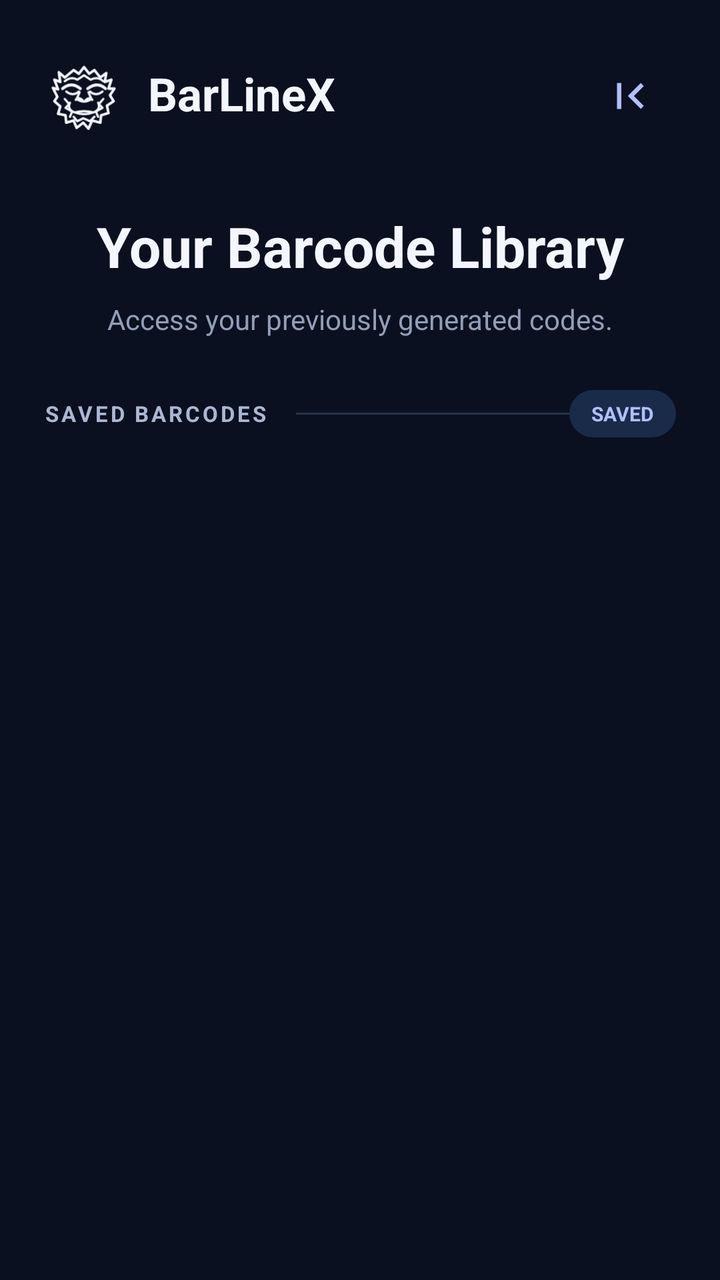
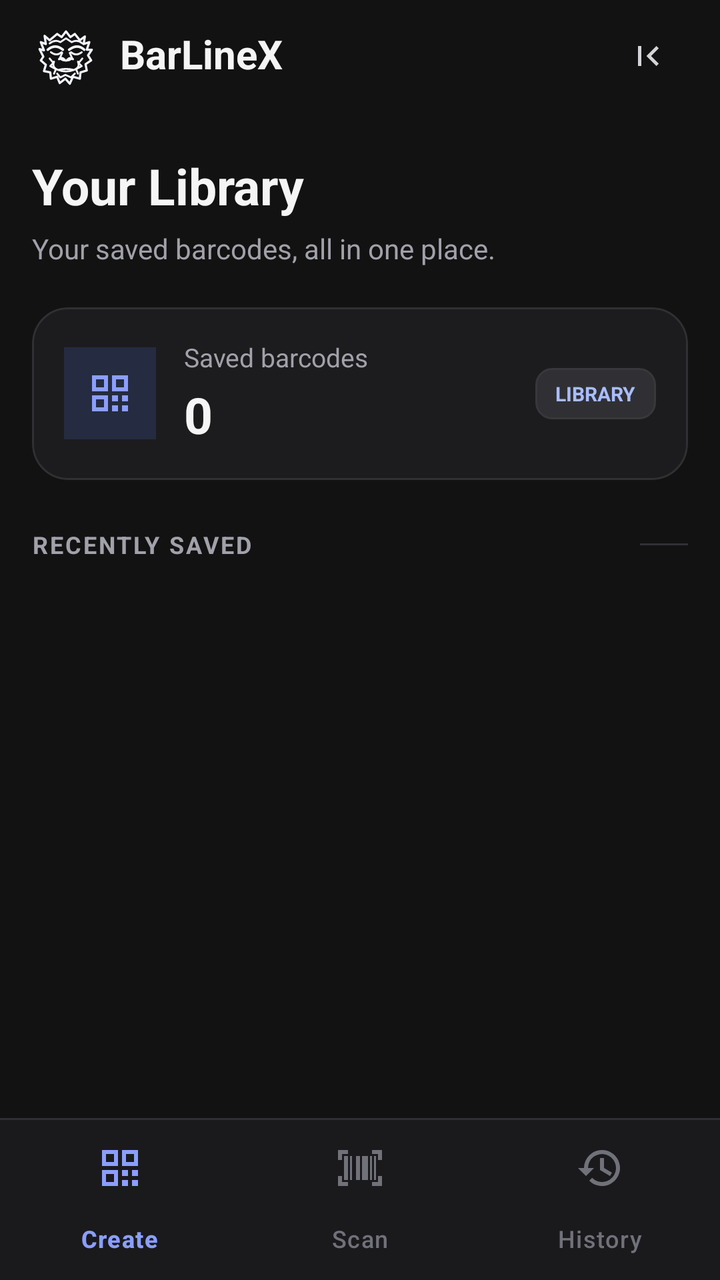

The first picture is an Android layout as it rendered before a commit; the second is the same layout after the commit. The layout source and the unified diff follow.
<!-- AndroidManifest.xml: application theme Theme.BarLineX -->
<!-- res/layout/activity_history.xml -->
<?xml version="1.0" encoding="utf-8"?>
<LinearLayout xmlns:android="http://schemas.android.com/apk/res/android"
    xmlns:app="http://schemas.android.com/apk/res-auto"
    android:id="@+id/historyRoot"
    android:layout_width="match_parent"
    android:layout_height="match_parent"
    android:orientation="vertical"
    android:background="#0B1020"
    android:paddingStart="22dp"
    android:paddingEnd="22dp"
    android:paddingTop="16dp"
    android:paddingBottom="12dp">

    
    <LinearLayout
        android:id="@+id/historyToolbar"
        android:layout_width="match_parent"
        android:layout_height="64dp"
        android:orientation="horizontal"
        android:gravity="center_vertical">

        <ImageView
            android:id="@+id/imageYeti"
            android:layout_width="40dp"
            android:layout_height="40dp"
            android:src="@drawable/ic_yeti"
            android:contentDescription="BarLineX Logo"
            android:scaleType="fitCenter" />

        <TextView
            android:id="@+id/textAppTitle"
            android:layout_width="wrap_content"
            android:layout_height="wrap_content"
            android:layout_marginStart="12dp"
            android:text="BarLineX"
            android:textColor="#F4F6FF"
            android:textSize="23sp"
            android:textStyle="bold"
            android:fontFamily="sans"
            android:includeFontPadding="false" />

        <View
            android:layout_width="0dp"
            android:layout_height="1dp"
            android:layout_weight="1" />

        <ImageButton
            android:id="@+id/buttonBack"
            android:layout_width="46dp"
            android:layout_height="46dp"
            android:background="?attr/selectableItemBackgroundBorderless"
            android:contentDescription="Back to barcode generator"
            android:padding="10dp"
            android:src="@drawable/ic_back"
            android:scaleType="fitCenter"
            app:tint="#AFC0FF" />

    </LinearLayout>

    
    <LinearLayout
        android:layout_width="match_parent"
        android:layout_height="wrap_content"
        android:orientation="vertical"
        android:layout_marginTop="28dp"
        android:layout_marginBottom="26dp">

        <TextView
            android:id="@+id/textHistoryTitle"
            android:layout_width="match_parent"
            android:layout_height="wrap_content"
            android:textAlignment="center"
            android:text="Your Barcode Library"
            android:textColor="#F4F6FF"
            android:textSize="28sp"
            android:textStyle="bold"
            android:fontFamily="sans"
            android:includeFontPadding="false" />

        <TextView
            android:id="@+id/textHistorySubtitle"
            android:layout_width="match_parent"
            android:layout_height="wrap_content"
            android:layout_marginTop="9dp"
            android:textAlignment="center"
            android:text="Access your previously generated codes."
            android:textColor="#929FB9"
            android:textSize="14sp" />

    </LinearLayout>

    
    <LinearLayout
        android:layout_width="match_parent"
        android:layout_height="wrap_content"
        android:orientation="horizontal"
        android:gravity="center_vertical"
        android:layout_marginBottom="14dp">

        <TextView
            android:layout_width="wrap_content"
            android:layout_height="wrap_content"
            android:text="SAVED BARCODES"
            android:textColor="#AAB7D4"
            android:textSize="11sp"
            android:textStyle="bold"
            android:letterSpacing="0.12" />

        <View
            android:layout_width="0dp"
            android:layout_height="1dp"
            android:layout_weight="1"
            android:layout_marginStart="14dp"
            android:background="#26334A" />

        <TextView
            android:id="@+id/textHistoryCount"
            android:layout_width="wrap_content"
            android:layout_height="wrap_content"
            android:background="@drawable/bg_history_badge"
            android:paddingHorizontal="11dp"
            android:paddingVertical="5dp"
            android:text="SAVED"
            android:textColor="#AFC0FF"
            android:textSize="10sp"
            android:textStyle="bold" />

    </LinearLayout>

    
    <LinearLayout
        android:id="@+id/historyEmptyContainer"
        android:layout_width="match_parent"
        android:layout_height="wrap_content"
        android:orientation="vertical"
        android:gravity="center"
        android:background="@drawable/bg_history_empty"
        android:padding="28dp"
        android:visibility="gone">

        <ImageView
            android:layout_width="52dp"
            android:layout_height="52dp"
            android:src="@drawable/ic_yeti"
            android:scaleType="fitCenter"
            android:contentDescription="Empty barcode library" />

        <TextView
            android:layout_width="wrap_content"
            android:layout_height="wrap_content"
            android:layout_marginTop="16dp"
            android:text="Your library is empty"
            android:textColor="#F4F6FF"
            android:textSize="17sp"
            android:textStyle="bold" />

        <TextView
            android:id="@+id/textHistoryEmpty"
            android:layout_width="match_parent"
            android:layout_height="wrap_content"
            android:layout_marginTop="8dp"
            android:gravity="center"
            android:text="Generate your first barcode and save it here. Your saved codes will be ready whenever you need them."
            android:textColor="#929FB9"
            android:textSize="13sp"
            android:lineSpacingExtra="4dp" />

    </LinearLayout>

    
    <androidx.recyclerview.widget.RecyclerView
        android:id="@+id/recyclerHistory"
        android:layout_width="match_parent"
        android:layout_height="0dp"
        android:layout_weight="1"
        android:clipToPadding="false"
        android:paddingTop="2dp"
        android:paddingBottom="16dp"
        android:scrollbars="vertical" />

</LinearLayout>
<!-- resources referenced by this layout -->
<resources>
  <!-- drawable bg_history_badge (drawable) -->
  <?xml version="1.0" encoding="utf-8"?>
  <shape xmlns:android="http://schemas.android.com/apk/res/android">
      <solid android:color="#192B49" />
      <corners android:radius="20dp" />
  </shape>
  <!-- drawable bg_history_empty (drawable) -->
  <?xml version="1.0" encoding="utf-8"?>
  <shape xmlns:android="http://schemas.android.com/apk/res/android">
      <solid android:color="#131F33" />
      <corners android:radius="18dp" />
      <stroke
          android:width="1dp"
          android:color="#263852" />
  </shape>
  <!-- drawable ic_back (drawable) -->
  <vector xmlns:android="http://schemas.android.com/apk/res/android"
      android:width="24dp"
      android:height="24dp"
      android:viewportWidth="960"
      android:viewportHeight="960">
    <path
        android:pathData="M240,720v-480h80v480h-80ZM680,720L440,480l240,-240 56,56 -184,184 184,184 -56,56Z"
        android:fillColor="#e3e3e3"/>
  </vector>
  <!-- drawable ic_yeti: vector/xml drawable (drawable, 2938 chars, omitted) -->
  <style name="Theme.BarLineX" parent="Theme.Material3.Dark.NoActionBar">
          <item name="colorPrimary">@color/brand_primary</item>
          <item name="colorOnPrimary">#121212</item>
  
          <item name="colorSecondary">@color/brand_secondary</item>
          <item name="colorOnSecondary">#121212</item>
  
          <item name="colorSurface">@color/background_surface</item>
          <item name="colorOnSurface">@color/text_primary</item>
  
          <item name="colorSurfaceVariant">@color/background_variant</item>
          <item name="colorOnSurfaceVariant">@color/text_secondary</item>
  
          <item name="colorOutline">@color/border_default</item>
          <item name="colorOutlineVariant">@color/border_subtle</item>
  
          <item name="colorError">#F87171</item>
  
          <item name="android:statusBarColor">@color/background_main</item>
          <item name="android:navigationBarColor">@color/background_main</item>
          <item name="android:windowLightStatusBar">false</item>
          <item name="android:windowBackground">@color/background_main</item>
          <item name="android:colorAccent">@color/brand_primary</item>
      </style>
  <color name="brand_primary">#8B9EFF</color>
  <color name="brand_secondary">#A5B2FF</color>
  <color name="background_surface">#1C1C1E</color>
  <color name="text_primary">#E5E5E5</color>
  <color name="background_variant">#303034</color>
  <color name="text_secondary">#A1A1AA</color>
  <color name="border_default">#38383B</color>
  <color name="border_subtle">#2C2C30</color>
  <color name="background_main">#121212</color>
</resources>

<!-- the commit's change to res/layout/activity_history.xml (unified diff, before → after) -->
@@ -4,178 +4,262 @@
     android:id="@+id/historyRoot"
     android:layout_width="match_parent"
     android:layout_height="match_parent"
-    android:orientation="vertical"
-    android:background="#0B1020"
-    android:paddingStart="22dp"
-    android:paddingEnd="22dp"
-    android:paddingTop="16dp"
-    android:paddingBottom="12dp">
+    android:background="#121212"
+    android:orientation="vertical">
 
     
     <LinearLayout
         android:id="@+id/historyToolbar"
         android:layout_width="match_parent"
-        android:layout_height="64dp"
+        android:layout_height="56dp"
+        android:background="#121212"
+        android:gravity="center_vertical"
         android:orientation="horizontal"
-        android:gravity="center_vertical">
+        android:paddingHorizontal="16dp">
 
         <ImageView
-            android:id="@+id/imageYeti"
+            android:layout_width="34dp"
+            android:layout_height="34dp"
+            android:contentDescription="@string/barlinex_bigfoot_logo"
+            android:scaleType="fitCenter"
+            android:src="@drawable/ic_yeti" />
+
+        <TextView
+            android:layout_width="0dp"
+            android:layout_height="wrap_content"
+            android:layout_marginStart="10dp"
+            android:layout_weight="1"
+            android:includeFontPadding="false"
+            android:text="@string/app_name"
+            android:textColor="#F5F5F5"
+            android:textSize="20sp"
+            android:textStyle="bold" />
+
+        <ImageButton
+            android:id="@+id/buttonBack"
             android:layout_width="40dp"
             android:layout_height="40dp"
-            android:src="@drawable/ic_yeti"
-            android:contentDescription="BarLineX Logo"
-            android:scaleType="fitCenter" />
-
-        <TextView
-            android:id="@+id/textAppTitle"
-            android:layout_width="wrap_content"
-            android:layout_height="wrap_content"
-            android:layout_marginStart="12dp"
-            android:text="BarLineX"
-            android:textColor="#F4F6FF"
-            android:textSize="23sp"
-            android:textStyle="bold"
-            android:fontFamily="sans"
-            android:includeFontPadding="false" />
-
-        <View
-            android:layout_width="0dp"
-            android:layout_height="1dp"
-            android:layout_weight="1" />
-
-        <ImageButton
-            android:id="@+id/buttonBack"
-            android:layout_width="46dp"
-            android:layout_height="46dp"
             android:background="?attr/selectableItemBackgroundBorderless"
-            android:contentDescription="Back to barcode generator"
+            android:contentDescription="Go back"
             android:padding="10dp"
+            android:scaleType="fitCenter"
             android:src="@drawable/ic_back"
-            android:scaleType="fitCenter"
-            app:tint="#AFC0FF" />
+            app:tint="#D4D4D8" />
 
     </LinearLayout>
 
     
     <LinearLayout
         android:layout_width="match_parent"
-        android:layout_height="wrap_content"
+        android:layout_height="0dp"
+        android:layout_weight="1"
         android:orientation="vertical"
-        android:layout_marginTop="28dp"
-        android:layout_marginBottom="26dp">
-
+        android:paddingHorizontal="16dp"
+        android:paddingTop="20dp"
+        android:paddingBottom="12dp">
+
+        
         <TextView
-            android:id="@+id/textHistoryTitle"
-            android:layout_width="match_parent"
-            android:layout_height="wrap_content"
-            android:textAlignment="center"
-            android:text="Your Barcode Library"
-            android:textColor="#F4F6FF"
-            android:textSize="28sp"
-            android:textStyle="bold"
-            android:fontFamily="sans"
-            android:includeFontPadding="false" />
+            android:layout_width="match_parent"
+            android:layout_height="wrap_content"
+            android:text="Your Library"
+            android:textColor="#F5F5F5"
+            android:textSize="25sp"
+            android:textStyle="bold" />
 
         <TextView
-            android:id="@+id/textHistorySubtitle"
-            android:layout_width="match_parent"
-            android:layout_height="wrap_content"
-            android:layout_marginTop="9dp"
-            android:textAlignment="center"
-            android:text="Access your previously generated codes."
-            android:textColor="#929FB9"
+            android:layout_width="match_parent"
+            android:layout_height="wrap_content"
+            android:layout_marginTop="5dp"
+            android:text="Your saved barcodes, all in one place."
+            android:textColor="#A1A1AA"
             android:textSize="14sp" />
+
+        
+        <com.google.android.material.card.MaterialCardView
+            android:layout_width="match_parent"
+            android:layout_height="wrap_content"
+            android:layout_marginTop="20dp"
+            app:cardBackgroundColor="#1C1C1E"
+            app:cardCornerRadius="18dp"
+            app:cardElevation="0dp"
+            app:strokeColor="#303034"
+            app:strokeWidth="1dp">
+
+            <LinearLayout
+                android:layout_width="match_parent"
+                android:layout_height="wrap_content"
+                android:gravity="center_vertical"
+                android:orientation="horizontal"
+                android:padding="16dp">
+
+                <FrameLayout
+                    android:layout_width="46dp"
+                    android:layout_height="46dp"
+                    android:background="#252B40">
+
+                    <ImageView
+                        android:layout_width="24dp"
+                        android:layout_height="24dp"
+                        android:layout_gravity="center"
+                        android:importantForAccessibility="no"
+                        android:src="@drawable/ic_qr_code"
+                        app:tint="#8B9EFF" />
+
+                </FrameLayout>
+
+                <LinearLayout
+                    android:layout_width="0dp"
+                    android:layout_height="wrap_content"
+                    android:layout_marginStart="14dp"
+                    android:layout_weight="1"
+                    android:orientation="vertical">
+
+                    <TextView
+                        android:layout_width="wrap_content"
+                        android:layout_height="wrap_content"
+                        android:text="Saved barcodes"
+                        android:textColor="#A1A1AA"
+                        android:textSize="13sp" />
+
+                    <TextView
+                        android:id="@+id/textHistoryCount"
+                        android:layout_width="wrap_content"
+                        android:layout_height="wrap_content"
+                        android:layout_marginTop="3dp"
+                        android:text="0"
+                        android:textColor="#F5F5F5"
+                        android:textSize="25sp"
+                        android:textStyle="bold" />
+
+                </LinearLayout>
+
+                <TextView
+                    android:layout_width="wrap_content"
+                    android:layout_height="wrap_content"
+                    android:background="@drawable/bg_format_badge"
+                    android:paddingHorizontal="10dp"
+                    android:paddingVertical="6dp"
+                    android:text="LIBRARY"
+                    android:textColor="#A9BDFF"
+                    android:textSize="10sp"
+                    android:textStyle="bold" />
+
+            </LinearLayout>
+
+        </com.google.android.material.card.MaterialCardView>
+
+        
+        <LinearLayout
+            android:layout_width="match_parent"
+            android:layout_height="wrap_content"
+            android:layout_marginTop="24dp"
+            android:layout_marginBottom="12dp"
+            android:gravity="center_vertical"
+            android:orientation="horizontal">
+
+            <TextView
+                android:layout_width="0dp"
+                android:layout_height="wrap_content"
+                android:layout_weight="1"
+                android:letterSpacing="0.08"
+                android:text="RECENTLY SAVED"
+                android:textColor="#A1A1AA"
+                android:textSize="12sp"
+                android:textStyle="bold" />
+
+            <View
+                android:layout_width="24dp"
+                android:layout_height="1dp"
+                android:background="#303034" />
+
+        </LinearLayout>
+
+        
+        <LinearLayout
+            android:id="@+id/historyEmptyContainer"
+            android:layout_width="match_parent"
+            android:layout_height="0dp"
+            android:layout_weight="1"
+            android:gravity="center"
+            android:orientation="vertical"
+            android:paddingHorizontal="28dp"
+            android:visibility="gone">
+
+            <FrameLayout
+                android:layout_width="88dp"
+                android:layout_height="88dp"
+                android:background="#1C1C1E">
+
+                <ImageView
+                    android:layout_width="42dp"
+                    android:layout_height="42dp"
+                    android:layout_gravity="center"
+                    android:importantForAccessibility="no"
+                    android:src="@drawable/ic_qr_code"
+                    app:tint="#8B9EFF" />
+
+            </FrameLayout>
+
+            <TextView
+                android:layout_width="wrap_content"
+                android:layout_height="wrap_content"
+                android:layout_marginTop="20dp"
+                android:text="Your library is empty"
+                android:textColor="#F5F5F5"
+                android:textSize="18sp"
+                android:textStyle="bold" />
+
+            <TextView
+                android:id="@+id/textHistoryEmpty"
+                android:layout_width="match_parent"
+                android:layout_height="wrap_content"
+                android:layout_marginTop="8dp"
+                android:gravity="center"
+                android:text="Barcodes you save will appear here. Create your first barcode to get started."
+                android:textColor="#92929B"
+                android:textSize="13sp"
+                android:lineSpacingExtra="3dp" />
+
+        </LinearLayout>
+
+        
+        <androidx.recyclerview.widget.RecyclerView
+            android:id="@+id/recyclerHistory"
+            android:layout_width="match_parent"
+            android:layout_height="0dp"
+            android:layout_weight="1"
+            android:clipToPadding="false"
+            android:overScrollMode="never"
+            android:paddingBottom="8dp"
+            android:visibility="gone" />
 
     </LinearLayout>
 
     
     <LinearLayout
+        android:id="@+id/bottomDock"
         android:layout_width="match_parent"
         android:layout_height="wrap_content"
-        android:orientation="horizontal"
-        android:gravity="center_vertical"
-        android:layout_marginBottom="14dp">
-
-        <TextView
-            android:layout_width="wrap_content"
-            android:layout_height="wrap_content"
-            android:text="SAVED BARCODES"
-            android:textColor="#AAB7D4"
-            android:textSize="11sp"
-            android:textStyle="bold"
-            android:letterSpacing="0.12" />
+        android:background="#1A1A1D"
+        android:orientation="vertical">
 
         <View
-            android:layout_width="0dp"
+            android:layout_width="match_parent"
             android:layout_height="1dp"
-            android:layout_weight="1"
-            android:layout_marginStart="14dp"
-            android:background="#26334A" />
-
-        <TextView
-            android:id="@+id/textHistoryCount"
-            android:layout_width="wrap_content"
-            android:layout_height="wrap_content"
-            android:background="@drawable/bg_history_badge"
-            android:paddingHorizontal="11dp"
-            android:paddingVertical="5dp"
-            android:text="SAVED"
-            android:textColor="#AFC0FF"
-            android:textSize="10sp"
-            android:textStyle="bold" />
+            android:background="#303034" />
+
+        <com.google.android.material.bottomnavigation.BottomNavigationView
+            android:id="@+id/bottomNavigation"
+            android:layout_width="match_parent"
+            android:layout_height="wrap_content"
+            android:background="#1A1A1D"
+            app:elevation="0dp"
+            app:itemIconTint="@color/nav_item_color"
+            app:itemTextColor="@color/nav_item_color"
+            app:labelVisibilityMode="labeled"
+            app:menu="@menu/menu_bottom_navigation" />
 
     </LinearLayout>
 
-    
-    <LinearLayout
-        android:id="@+id/historyEmptyContainer"
-        android:layout_width="match_parent"
-        android:layout_height="wrap_content"
-        android:orientation="vertical"
-        android:gravity="center"
-        android:background="@drawable/bg_history_empty"
-        android:padding="28dp"
-        android:visibility="gone">
-
-        <ImageView
-            android:layout_width="52dp"
-            android:layout_height="52dp"
-            android:src="@drawable/ic_yeti"
-            android:scaleType="fitCenter"
-            android:contentDescription="Empty barcode library" />
-
-        <TextView
-            android:layout_width="wrap_content"
-            android:layout_height="wrap_content"
-            android:layout_marginTop="16dp"
-            android:text="Your library is empty"
-            android:textColor="#F4F6FF"
-            android:textSize="17sp"
-            android:textStyle="bold" />
-
-        <TextView
-            android:id="@+id/textHistoryEmpty"
-            android:layout_width="match_parent"
-            android:layout_height="wrap_content"
-            android:layout_marginTop="8dp"
-            android:gravity="center"
-            android:text="Generate your first barcode and save it here. Your saved codes will be ready whenever you need them."
-            android:textColor="#929FB9"
-            android:textSize="13sp"
-            android:lineSpacingExtra="4dp" />
-
-    </LinearLayout>
-
-    
-    <androidx.recyclerview.widget.RecyclerView
-        android:id="@+id/recyclerHistory"
-        android:layout_width="match_parent"
-        android:layout_height="0dp"
-        android:layout_weight="1"
-        android:clipToPadding="false"
-        android:paddingTop="2dp"
-        android:paddingBottom="16dp"
-        android:scrollbars="vertical" />
-
 </LinearLayout>
<!-- resource entries referenced after the edit -->
@@ -1,19 +1,18 @@
 <!-- resources referenced by this layout -->
 <resources>
-  <!-- drawable bg_history_badge (drawable) -->
+  <!-- drawable bg_format_badge (drawable) -->
   <?xml version="1.0" encoding="utf-8"?>
-  <shape xmlns:android="http://schemas.android.com/apk/res/android">
-      <solid android:color="#192B49" />
-      <corners android:radius="20dp" />
-  </shape>
-  <!-- drawable bg_history_empty (drawable) -->
-  <?xml version="1.0" encoding="utf-8"?>
-  <shape xmlns:android="http://schemas.android.com/apk/res/android">
-      <solid android:color="#131F33" />
-      <corners android:radius="18dp" />
+  <shape xmlns:android="http://schemas.android.com/apk/res/android"
+      android:shape="rectangle">
+  
+      <solid android:color="@color/background_variant" />
+  
+      <corners android:radius="8dp" />
+  
       <stroke
           android:width="1dp"
-          android:color="#263852" />
+          android:color="@color/border_default" />
+  
   </shape>
   <!-- drawable ic_back (drawable) -->
   <vector xmlns:android="http://schemas.android.com/apk/res/android"
@@ -25,7 +24,19 @@
         android:pathData="M240,720v-480h80v480h-80ZM680,720L440,480l240,-240 56,56 -184,184 184,184 -56,56Z"
         android:fillColor="#e3e3e3"/>
   </vector>
+  <!-- drawable ic_qr_code (drawable) -->
+  <vector xmlns:android="http://schemas.android.com/apk/res/android"
+      android:width="24dp"
+      android:height="24dp"
+      android:viewportWidth="24"
+      android:viewportHeight="24">
+      <path
+          android:fillColor="#FFFFFFFF"
+          android:pathData="M3,3h8v8H3zM5,5v4h4V5zM13,3h8v8h-8zM15,5v4h4V5zM3,13h8v8H3zM5,15v4h4v-4zM13,13h3v3h-3zM18,13h3v3h-3zM13,18h3v3h-3zM18,18h3v3h-3z" />
+  </vector>
   <!-- drawable ic_yeti: vector/xml drawable (drawable, 2938 chars, omitted) -->
+  <string name="app_name">BarLineX</string>
+  <string name="barlinex_bigfoot_logo">Bar.ly Logo</string>
   <style name="Theme.BarLineX" parent="Theme.Material3.Dark.NoActionBar">
           <item name="colorPrimary">@color/brand_primary</item>
           <item name="colorOnPrimary">#121212</item>
